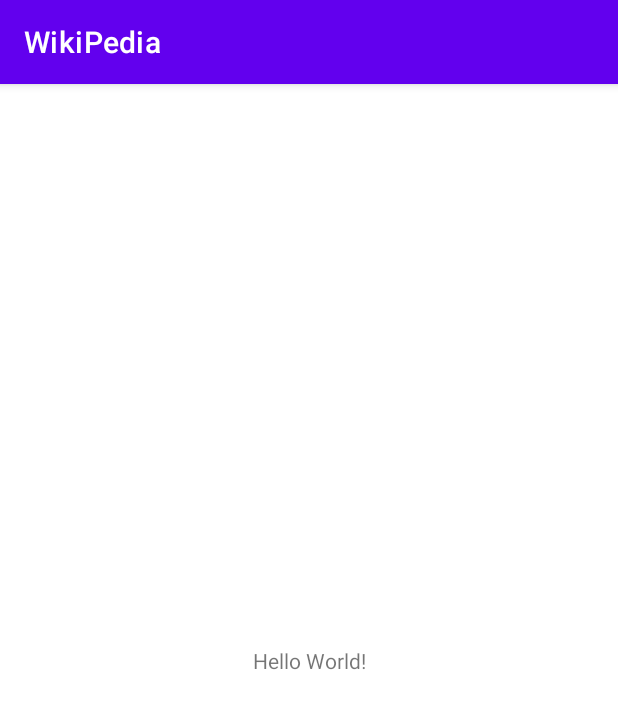
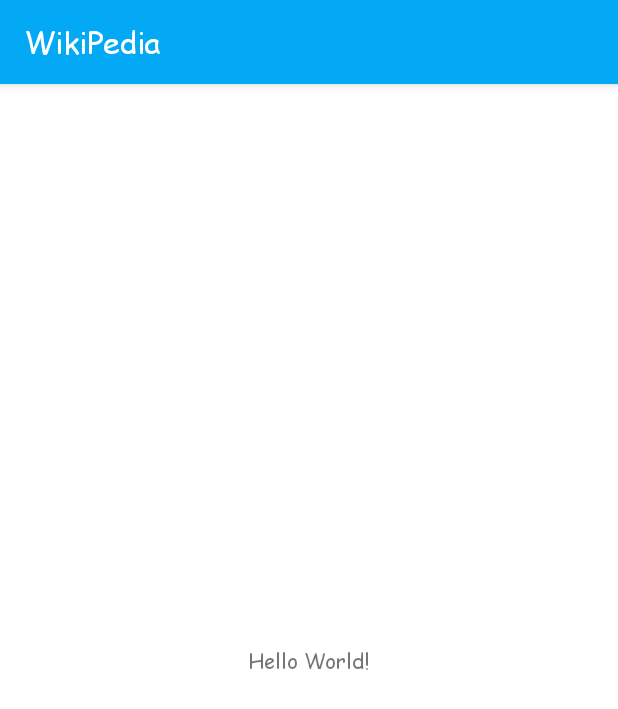
Before and after one commit to mousavia06/Wiki, an Android app: the screen it shows after launch (MainActivity), on a phone screen of 412 x 824 dp. Shown: the top 709 px of the screen. Run offline under Robolectric (Android 15) with nearby library versions, the phone set to English and light mode, and no system bars.

Commit message:
theme compiled

```diff
--- a/app/src/main/res/values-night/themes.xml
+++ b/app/src/main/res/values-night/themes.xml
@@ -2,15 +2,16 @@
     <!-- Base application theme. -->
     <style name="Theme.WikiPedia" parent="Theme.MaterialComponents.DayNight.DarkActionBar">
         <!-- Primary brand color. -->
-        <item name="colorPrimary">@color/purple_200</item>
-        <item name="colorPrimaryVariant">@color/purple_700</item>
-        <item name="colorOnPrimary">@color/black</item>
+        <item name="colorPrimary">@color/dark_blue</item>
+        <item name="colorPrimaryVariant">@color/dark_blue</item>
+        <item name="colorOnPrimary">@color/white</item>
         <!-- Secondary brand color. -->
-        <item name="colorSecondary">@color/teal_200</item>
-        <item name="colorSecondaryVariant">@color/teal_200</item>
-        <item name="colorOnSecondary">@color/black</item>
+        <item name="colorSecondary">@color/dark_orange</item>
+        <item name="colorSecondaryVariant">@color/dark_orange</item>
+        <item name="colorOnSecondary">@color/white</item>
         <!-- Status bar color. -->
         <item name="android:statusBarColor" tools:targetApi="l">?attr/colorPrimaryVariant</item>
         <!-- Customize your theme here. -->
+        <item name="fontFamily">@font/primary_regular</item>
     </style>
 </resources>
--- a/app/src/main/res/values/colors.xml
+++ b/app/src/main/res/values/colors.xml
@@ -1,10 +1,10 @@
 <?xml version="1.0" encoding="utf-8"?>
 <resources>
-    <color name="purple_200">#FFBB86FC</color>
-    <color name="purple_500">#FF6200EE</color>
-    <color name="purple_700">#FF3700B3</color>
-    <color name="teal_200">#FF03DAC5</color>
-    <color name="teal_700">#FF018786</color>
+    <color name="blue">#03A9F4</color>
+    <color name="dark_blue">#0D47A1</color>
+    <color name="orange">#FF7043</color>
+    <color name="dark_orange">#D84315</color>
+
     <color name="black">#FF000000</color>
     <color name="white">#FFFFFFFF</color>
 </resources>
--- a/app/src/main/res/values/themes.xml
+++ b/app/src/main/res/values/themes.xml
@@ -2,15 +2,16 @@
     <!-- Base application theme. -->
     <style name="Theme.WikiPedia" parent="Theme.MaterialComponents.DayNight.DarkActionBar">
         <!-- Primary brand color. -->
-        <item name="colorPrimary">@color/purple_500</item>
-        <item name="colorPrimaryVariant">@color/purple_700</item>
+        <item name="colorPrimary">@color/blue</item>
+        <item name="colorPrimaryVariant">@color/blue</item>
         <item name="colorOnPrimary">@color/white</item>
         <!-- Secondary brand color. -->
-        <item name="colorSecondary">@color/teal_200</item>
-        <item name="colorSecondaryVariant">@color/teal_700</item>
-        <item name="colorOnSecondary">@color/black</item>
+        <item name="colorSecondary">@color/orange</item>
+        <item name="colorSecondaryVariant">@color/orange</item>
+        <item name="colorOnSecondary">@color/white</item>
         <!-- Status bar color. -->
         <item name="android:statusBarColor" tools:targetApi="l">?attr/colorPrimaryVariant</item>
         <!-- Customize your theme here. -->
+        <item name="fontFamily">@font/primary_regular</item>
     </style>
 </resources>
```
Also changed, not shown: app/src/main/res/font/primary_bold.ttf (added), app/src/main/res/font/primary_regular.ttf (added).
